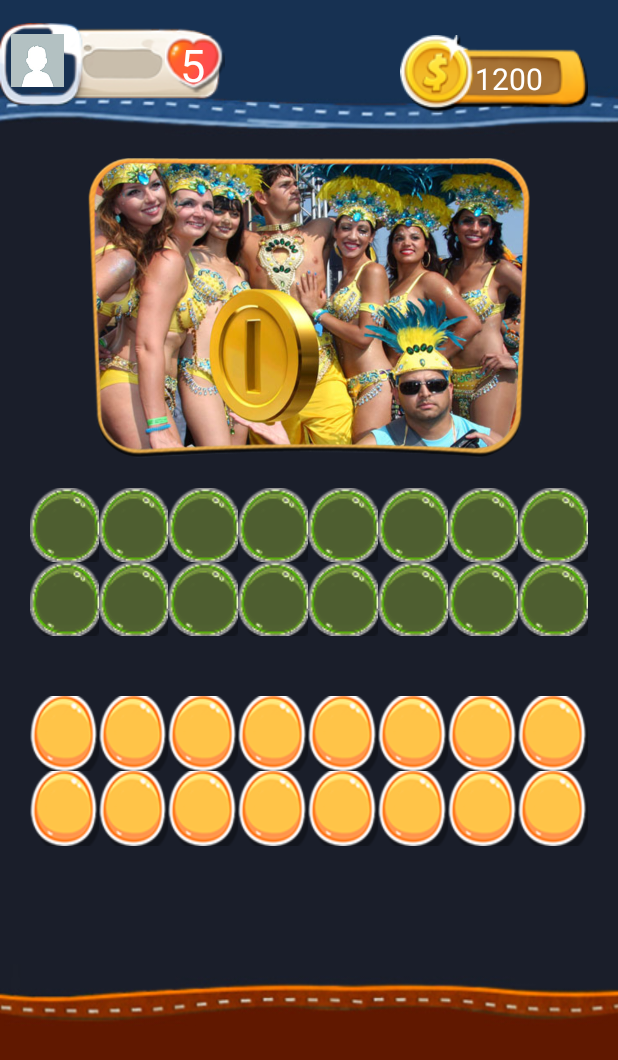
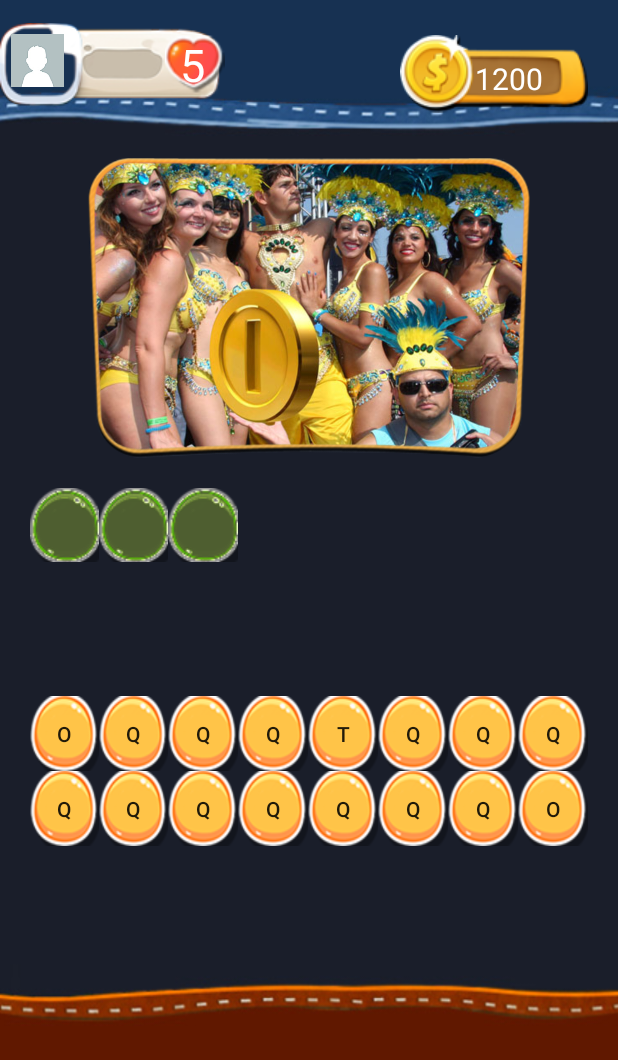
Before and after one commit to nhahv0902/Android_ImageCaptureWordsChase, an Android app: the MainActivity screen opened directly, with no data from a screen before it, on a phone screen of 412 x 824 dp. Shown: the top 1060 px of the screen. Run offline under Robolectric (Android 15) with nearby library versions, the phone set to English and light mode, and no system bars; 2 statements that could not run were skipped.

Commit message:
finis nit butn

```diff
--- a/app/src/main/java/com/nhahv/imagecapturewordschase/activities/MainActivity.java
+++ b/app/src/main/java/com/nhahv/imagecapturewordschase/activities/MainActivity.java
@@ -2,6 +2,7 @@ package com.nhahv.imagecapturewordschase.activities;
 
 import android.os.Bundle;
 import android.support.v7.app.AppCompatActivity;
+import android.util.Log;
 import android.view.View;
 import android.widget.Button;
 
@@ -17,6 +18,11 @@ public class MainActivity extends AppCompatActivity {
 
     private static final int SIZE_IMAGE = 30;
     private static final int SIZE_ANSWER = 16;
+
+    private static final int MAX_ASCII = 91;
+    private static final int MIN_ASCII = 65;
+
+    private int mSize;
 
     private final String TAG = getClass().getSimpleName();
 
@@ -36,6 +42,7 @@ public class MainActivity extends AppCompatActivity {
 
         initViews();
 
+        setListBtnQuestion();
     }
 
     private void initViews() {
@@ -107,11 +114,42 @@ public class MainActivity extends AppCompatActivity {
         Random random = new Random();
         int index = random.nextInt(SIZE_IMAGE);
         Question question = mListQuestion.get(index);
-        int size = question.getName().length();
+        mSize = question.getName().length();
 
+        for (int i = mSize; i < SIZE_ANSWER; i++) {
+            mListBtnAnswer[i].setVisibility(View.INVISIBLE);
+        }
 
+        String string = question.getName().toLowerCase();
+        int size = string.length();
+
+        for (int i = 0; i < size; i++) {
+            char c = string.charAt(i);
+            int in = (int) c;
+            Log.d(TAG, (in % 16) + " - ");
+            int indexBtnQuestion = checkButtonEmpty(in % SIZE_ANSWER);
+            String  text = c + "";
+            mListBtnQuestion[indexBtnQuestion].setText(text);
+        }
+
+        for (int i = 0; i < SIZE_ANSWER; i++) {
+            if (mListBtnQuestion[i].getText().toString().equals("")) {
+                int in = new Random().nextInt(MAX_ASCII - MIN_ASCII) + MIN_ASCII;
+                String text = (char) in + "";
+                mListBtnQuestion[i].setText(text);
+            }
+        }
 
     }
+
+    private int checkButtonEmpty(int i) {
+        if (mListBtnQuestion[i].getText().toString().equals("")) {
+            return i;
+        } else {
+            return checkButtonEmpty(i + 1);
+        }
+    }
+
 
     private class Events implements View.OnClickListener {
         @Override
```
